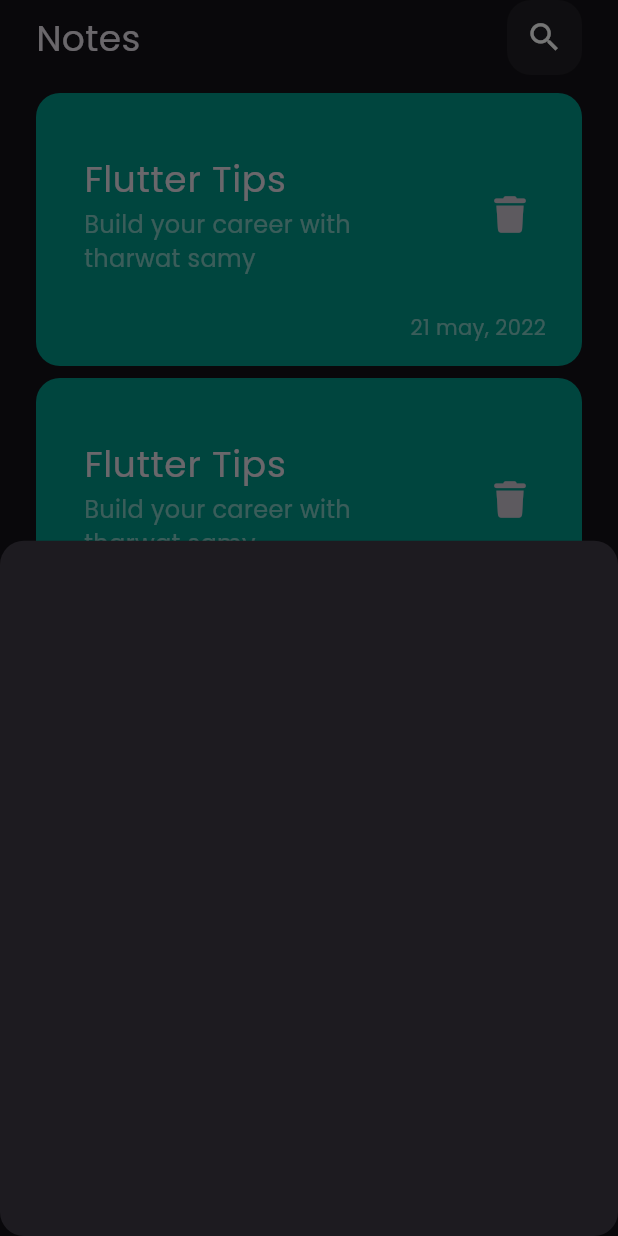
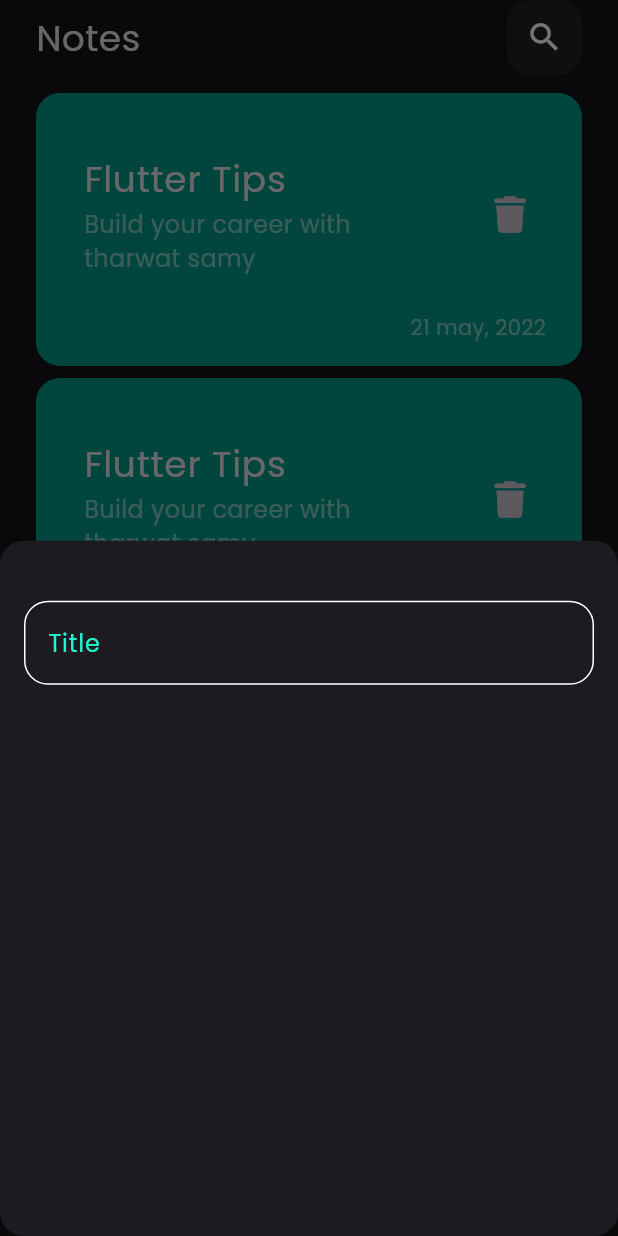
Before and after one commit to tasneemakhaled/notes_app, a Flutter app: the screen it shows after launch, after a tap on the "add" icon, on a phone screen of 412 x 824 dp. Run offline on Flutter 3.47's test engine with Material 3 defaults, Android fonts, the phone set to English and light mode, and no system bars; our stand-ins replace font_awesome_flutter.

Commit message:
create custom text field

```diff
--- /dev/null
+++ b/lib/constants.dart
@@ -0,0 +1,3 @@
+import 'package:flutter/material.dart';
+
+const kPrimarycolor = Color(0xff622FCD7);
--- a/lib/views/notes_view.dart
+++ b/lib/views/notes_view.dart
@@ -1,4 +1,5 @@
 import 'package:flutter/material.dart';
+import 'package:notes_app/constants.dart';
 import 'package:notes_app/widgets/show_modalBottomSheet.dart';
 import 'package:notes_app/widgets/custom_appBar.dart';
 import 'package:notes_app/widgets/custom_note_item.dart';
@@ -13,6 +14,7 @@ class NotesView extends StatelessWidget {
       child: Scaffold(
         body: NotesViewBody(),
         floatingActionButton: FloatingActionButton(
+          backgroundColor: kPrimarycolor,
           onPressed: () {
             showModalBottomSheet(
               shape: RoundedRectangleBorder(
@@ -24,7 +26,10 @@ class NotesView extends StatelessWidget {
               },
             );
           },
-          child: Icon(Icons.add),
+          child: Icon(
+            Icons.add,
+            color: Colors.black,
+          ),
         ),
       ),
     );
--- /dev/null
+++ b/lib/widgets/custom_text_field.dart
@@ -0,0 +1,25 @@
+import 'package:flutter/material.dart';
+import 'package:notes_app/constants.dart';
+
+class CustomTextField extends StatelessWidget {
+  const CustomTextField({super.key});
+
+  @override
+  Widget build(BuildContext context) {
+    OutlineInputBorder buildBorder([Color]) {
+      return OutlineInputBorder(
+          borderRadius: BorderRadius.circular(16),
+          borderSide: BorderSide(color: Color ?? Colors.white));
+    }
+
+    return TextField(
+      cursorColor: kPrimarycolor,
+      decoration: InputDecoration(
+          hintText: 'Title',
+          hintStyle: TextStyle(color: kPrimarycolor),
+          border: buildBorder(),
+          enabledBorder: buildBorder(),
+          focusedBorder: buildBorder(kPrimarycolor)),
+    );
+  }
+}
--- a/lib/widgets/show_modalBottomSheet.dart
+++ b/lib/widgets/show_modalBottomSheet.dart
@@ -1,10 +1,21 @@
 import 'package:flutter/material.dart';
+import 'package:notes_app/widgets/custom_text_field.dart';
 
 class AddingShowModalbottomsheet extends StatelessWidget {
   const AddingShowModalbottomsheet({super.key});
 
   @override
   Widget build(BuildContext context) {
-    return Container();
+    return Padding(
+      padding: const EdgeInsets.all(16.0),
+      child: Column(
+        children: [
+          SizedBox(
+            height: 24,
+          ),
+          CustomTextField(),
+        ],
+      ),
+    );
   }
 }
```
